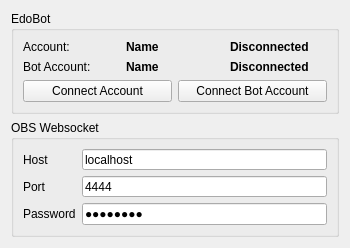
The window that data/designer/settings.ui (edoren/EdoBot) describes before a commit, drawn with Qt 5.
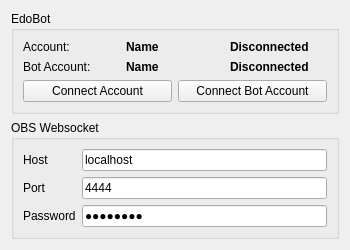
The same window after the commit.

Commit message:
Improved settings widget to be a dialog
- Improved line edit saving for components and main settings

Patch:
```diff
--- a/data/designer/settings.ui
+++ b/data/designer/settings.ui
@@ -2,26 +2,12 @@
 <ui version="4.0">
  <class>Settings</class>
  <widget class="QWidget" name="Settings">
-  <property name="geometry">
-   <rect>
-    <x>0</x>
-    <y>0</y>
-    <width>350</width>
-    <height>248</height>
-   </rect>
-  </property>
   <property name="minimumSize">
    <size>
     <width>350</width>
     <height>248</height>
    </size>
   </property>
-  <property name="maximumSize">
-   <size>
-    <width>350</width>
-    <height>248</height>
-   </size>
-  </property>
   <property name="windowTitle">
    <string>Form</string>
   </property>
```
The commit also changes 7 other files.
